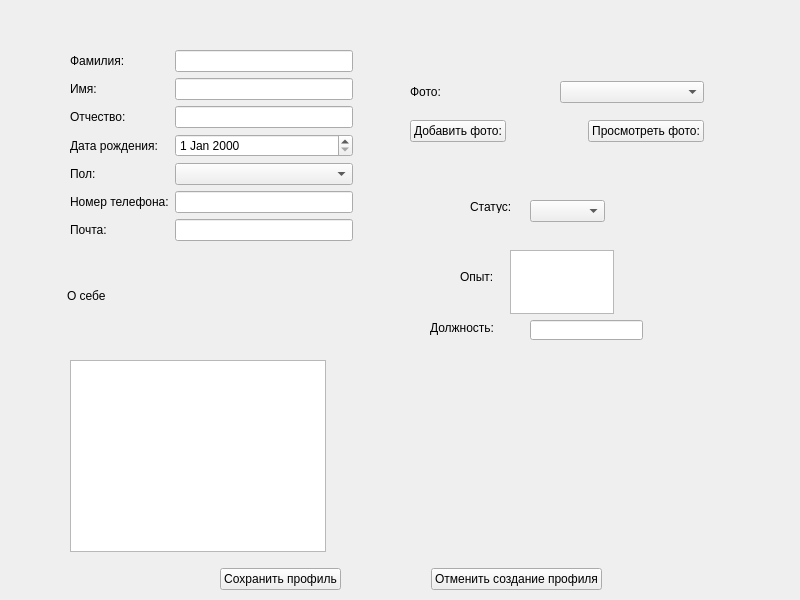
This is frameOfCreatingDoctor.ui in hubish/DataBaseProject as Qt 5 draws it before an edit. The edited form follows.
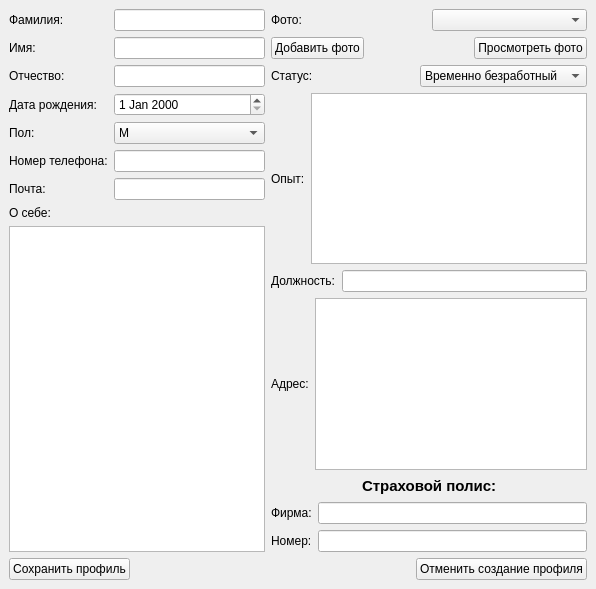
This is the edited form.

Patch:
```diff
--- a/frameOfCreatingDoctor.ui
+++ b/frameOfCreatingDoctor.ui
@@ -6,211 +6,22 @@
    <rect>
     <x>0</x>
     <y>0</y>
-    <width>800</width>
-    <height>600</height>
+    <width>596</width>
+    <height>589</height>
    </rect>
   </property>
   <property name="windowTitle">
    <string>MainWindow</string>
   </property>
   <widget class="QWidget" name="centralwidget">
-   <widget class="QLineEdit" name="lineEdit_6">
-    <property name="geometry">
-     <rect>
-      <x>530</x>
-      <y>320</y>
-      <width>113</width>
-      <height>20</height>
-     </rect>
-    </property>
-   </widget>
-   <widget class="QLabel" name="label_10">
-    <property name="geometry">
-     <rect>
-      <x>470</x>
-      <y>200</y>
-      <width>46</width>
-      <height>13</height>
-     </rect>
-    </property>
-    <property name="text">
-     <string>Статус:</string>
-    </property>
-   </widget>
-   <widget class="QTextEdit" name="textEdit_2">
-    <property name="geometry">
-     <rect>
-      <x>510</x>
-      <y>250</y>
-      <width>104</width>
-      <height>64</height>
-     </rect>
-    </property>
-   </widget>
-   <widget class="QWidget" name="layoutWidget_3">
-    <property name="geometry">
-     <rect>
-      <x>220</x>
-      <y>560</y>
-      <width>382</width>
-      <height>38</height>
-     </rect>
-    </property>
-    <layout class="QHBoxLayout" name="horizontalLayout_3">
+   <layout class="QVBoxLayout" name="verticalLayout_9">
      <item>
-      <widget class="QPushButton" name="pushButton_3">
-       <property name="text">
-        <string>Сохранить профиль</string>
-       </property>
-      </widget>
-     </item>
+     <layout class="QVBoxLayout" name="verticalLayout_8">
      <item>
-      <spacer name="horizontalSpacer">
-       <property name="orientation">
-        <enum>Qt::Horizontal</enum>
-       </property>
-       <property name="sizeHint" stdset="0">
-        <size>
-         <width>40</width>
-         <height>20</height>
-        </size>
-       </property>
-      </spacer>
-     </item>
+       <layout class="QFormLayout" name="formLayout_2">
+        <item row="0" column="0">
+         <layout class="QVBoxLayout" name="verticalLayout_7">
      <item>
-      <widget class="QPushButton" name="pushButton_4">
-       <property name="text">
-        <string>Отменить создание профиля</string>
-       </property>
-      </widget>
-     </item>
-    </layout>
-   </widget>
-   <widget class="QTextEdit" name="textEdit">
-    <property name="geometry">
-     <rect>
-      <x>70</x>
-      <y>360</y>
-      <width>256</width>
-      <height>192</height>
-     </rect>
-    </property>
-   </widget>
-   <widget class="QLabel" name="label_12">
-    <property name="geometry">
-     <rect>
-      <x>430</x>
-      <y>320</y>
-      <width>91</width>
-      <height>16</height>
-     </rect>
-    </property>
-    <property name="text">
-     <string>Должность:</string>
-    </property>
-   </widget>
-   <widget class="QComboBox" name="comboBox_3">
-    <property name="geometry">
-     <rect>
-      <x>530</x>
-      <y>200</y>
-      <width>75</width>
-      <height>22</height>
-     </rect>
-    </property>
-   </widget>
-   <widget class="QLabel" name="label_7">
-    <property name="geometry">
-     <rect>
-      <x>67</x>
-      <y>288</y>
-      <width>38</width>
-      <height>16</height>
-     </rect>
-    </property>
-    <property name="text">
-     <string>О себе:</string>
-    </property>
-   </widget>
-   <widget class="QLabel" name="label_11">
-    <property name="geometry">
-     <rect>
-      <x>460</x>
-      <y>270</y>
-      <width>46</width>
-      <height>13</height>
-     </rect>
-    </property>
-    <property name="text">
-     <string>Опыт:</string>
-    </property>
-   </widget>
-   <widget class="QWidget" name="layoutWidget">
-    <property name="geometry">
-     <rect>
-      <x>410</x>
-      <y>70</y>
-      <width>294</width>
-      <height>84</height>
-     </rect>
-    </property>
-    <layout class="QVBoxLayout" name="verticalLayout_4">
-     <item>
-      <layout class="QHBoxLayout" name="horizontalLayout">
-       <item>
-        <widget class="QLabel" name="label_8">
-         <property name="text">
-          <string>Фото:</string>
-         </property>
-        </widget>
-       </item>
-       <item>
-        <widget class="QComboBox" name="comboBox_2"/>
-       </item>
-      </layout>
-     </item>
-     <item>
-      <layout class="QHBoxLayout" name="horizontalLayout_2">
-       <item>
-        <widget class="QPushButton" name="pushButton">
-         <property name="text">
-          <string>Добавить фото:</string>
-         </property>
-        </widget>
-       </item>
-       <item>
-        <spacer name="horizontalSpacer_2">
-         <property name="orientation">
-          <enum>Qt::Horizontal</enum>
-         </property>
-         <property name="sizeHint" stdset="0">
-          <size>
-           <width>40</width>
-           <height>20</height>
-          </size>
-         </property>
-        </spacer>
-       </item>
-       <item>
-        <widget class="QPushButton" name="pushButton_2">
-         <property name="text">
-          <string>Просмотреть фото:</string>
-         </property>
-        </widget>
-       </item>
-      </layout>
-     </item>
-    </layout>
-   </widget>
-   <widget class="QWidget" name="layoutWidget_2">
-    <property name="geometry">
-     <rect>
-      <x>70</x>
-      <y>50</y>
-      <width>283</width>
-      <height>292</height>
-     </rect>
-    </property>
     <layout class="QFormLayout" name="formLayout">
      <item row="0" column="0">
       <layout class="QVBoxLayout" name="verticalLayout">
@@ -280,7 +91,18 @@
         <widget class="QDateEdit" name="dateEdit"/>
        </item>
        <item>
-        <widget class="QComboBox" name="comboBox"/>
+               <widget class="QComboBox" name="comboBox">
+                <item>
+                 <property name="text">
+                  <string>M</string>
+                 </property>
+                </item>
+                <item>
+                 <property name="text">
+                  <string>F</string>
+                 </property>
+                </item>
+               </widget>
        </item>
        <item>
         <widget class="QLineEdit" name="lineEdit_4"/>
@@ -291,7 +113,260 @@
       </layout>
      </item>
     </layout>
-   </widget>
+          </item>
+          <item>
+           <layout class="QVBoxLayout" name="verticalLayout_3">
+            <item>
+             <widget class="QLabel" name="label_7">
+              <property name="text">
+               <string>О себе:</string>
+              </property>
+             </widget>
+            </item>
+            <item>
+             <widget class="QTextEdit" name="textEdit"/>
+            </item>
+           </layout>
+          </item>
+         </layout>
+        </item>
+        <item row="0" column="1">
+         <layout class="QVBoxLayout" name="verticalLayout_6">
+          <item>
+           <layout class="QVBoxLayout" name="verticalLayout_4">
+            <item>
+             <layout class="QHBoxLayout" name="horizontalLayout">
+              <item>
+               <widget class="QLabel" name="label_8">
+                <property name="text">
+                 <string>Фото:</string>
+                </property>
+               </widget>
+              </item>
+              <item>
+               <widget class="QComboBox" name="comboBox_2"/>
+              </item>
+             </layout>
+            </item>
+            <item>
+             <layout class="QHBoxLayout" name="horizontalLayout_2">
+              <item>
+               <widget class="QPushButton" name="pushButton">
+                <property name="text">
+                 <string>Добавить фото</string>
+                </property>
+               </widget>
+              </item>
+              <item>
+               <spacer name="horizontalSpacer_2">
+                <property name="orientation">
+                 <enum>Qt::Horizontal</enum>
+                </property>
+                <property name="sizeHint" stdset="0">
+                 <size>
+                  <width>40</width>
+                  <height>20</height>
+                 </size>
+                </property>
+               </spacer>
+              </item>
+              <item>
+               <widget class="QPushButton" name="pushButton_2">
+                <property name="text">
+                 <string>Просмотреть фото</string>
+                </property>
+               </widget>
+              </item>
+             </layout>
+            </item>
+           </layout>
+          </item>
+          <item>
+           <layout class="QHBoxLayout" name="horizontalLayout_4">
+            <item>
+             <widget class="QLabel" name="label_10">
+              <property name="text">
+               <string>Статус:</string>
+              </property>
+             </widget>
+            </item>
+            <item>
+             <widget class="QComboBox" name="comboBox_3">
+              <item>
+               <property name="text">
+                <string>Временно безработный</string>
+               </property>
+              </item>
+              <item>
+               <property name="text">
+                <string>Безработный</string>
+               </property>
+              </item>
+              <item>
+               <property name="text">
+                <string>Работающий</string>
+               </property>
+              </item>
+             </widget>
+            </item>
+           </layout>
+          </item>
+          <item>
+           <layout class="QHBoxLayout" name="horizontalLayout_5">
+            <item>
+             <widget class="QLabel" name="label_11">
+              <property name="text">
+               <string>Опыт:</string>
+              </property>
+             </widget>
+            </item>
+            <item>
+             <widget class="QTextEdit" name="textEdit_2"/>
+            </item>
+           </layout>
+          </item>
+          <item>
+           <layout class="QHBoxLayout" name="horizontalLayout_6">
+            <item>
+             <widget class="QLabel" name="label_12">
+              <property name="text">
+               <string>Должность:</string>
+              </property>
+             </widget>
+            </item>
+            <item>
+             <widget class="QLineEdit" name="lineEdit_6"/>
+            </item>
+           </layout>
+          </item>
+          <item>
+           <layout class="QHBoxLayout" name="horizontalLayout_7">
+            <item>
+             <widget class="QLabel" name="label_16">
+              <property name="text">
+               <string>Адрес:</string>
+              </property>
+             </widget>
+            </item>
+            <item>
+             <widget class="QTextEdit" name="textEdit_4"/>
+            </item>
+           </layout>
+          </item>
+          <item>
+           <layout class="QVBoxLayout" name="verticalLayout_5">
+            <item>
+             <layout class="QHBoxLayout" name="horizontalLayout_8">
+              <item>
+               <spacer name="horizontalSpacer_3">
+                <property name="orientation">
+                 <enum>Qt::Horizontal</enum>
+                </property>
+                <property name="sizeHint" stdset="0">
+                 <size>
+                  <width>40</width>
+                  <height>20</height>
+                 </size>
+                </property>
+               </spacer>
+              </item>
+              <item>
+               <widget class="QLabel" name="label_13">
+                <property name="font">
+                 <font>
+                  <pointsize>11</pointsize>
+                  <weight>75</weight>
+                  <bold>true</bold>
+                 </font>
+                </property>
+                <property name="text">
+                 <string>Страховой полис:</string>
+                </property>
+               </widget>
+              </item>
+              <item>
+               <spacer name="horizontalSpacer_4">
+                <property name="orientation">
+                 <enum>Qt::Horizontal</enum>
+                </property>
+                <property name="sizeHint" stdset="0">
+                 <size>
+                  <width>40</width>
+                  <height>20</height>
+                 </size>
+                </property>
+               </spacer>
+              </item>
+             </layout>
+            </item>
+            <item>
+             <layout class="QHBoxLayout" name="horizontalLayout_9">
+              <item>
+               <widget class="QLabel" name="label_14">
+                <property name="text">
+                 <string>Фирма:</string>
+                </property>
+               </widget>
+              </item>
+              <item>
+               <widget class="QLineEdit" name="lineEdit_7"/>
+              </item>
+             </layout>
+            </item>
+            <item>
+             <layout class="QHBoxLayout" name="horizontalLayout_10">
+              <item>
+               <widget class="QLabel" name="label_15">
+                <property name="text">
+                 <string>Номер:</string>
+                </property>
+               </widget>
+              </item>
+              <item>
+               <widget class="QLineEdit" name="lineEdit_8"/>
+              </item>
+             </layout>
+            </item>
+           </layout>
+          </item>
+         </layout>
+        </item>
+       </layout>
+      </item>
+      <item>
+       <layout class="QHBoxLayout" name="horizontalLayout_3">
+        <item>
+         <widget class="QPushButton" name="pushButton_3">
+          <property name="text">
+           <string>Сохранить профиль</string>
+          </property>
+         </widget>
+        </item>
+        <item>
+         <spacer name="horizontalSpacer">
+          <property name="orientation">
+           <enum>Qt::Horizontal</enum>
+          </property>
+          <property name="sizeHint" stdset="0">
+           <size>
+            <width>40</width>
+            <height>20</height>
+           </size>
+          </property>
+         </spacer>
+        </item>
+        <item>
+         <widget class="QPushButton" name="pushButton_4">
+          <property name="text">
+           <string>Отменить создание профиля</string>
+          </property>
+         </widget>
+        </item>
+       </layout>
+      </item>
+     </layout>
+    </item>
+   </layout>
   </widget>
  </widget>
  <resources/>
```
Lines whose indentation alone changed are shown as unchanged.
